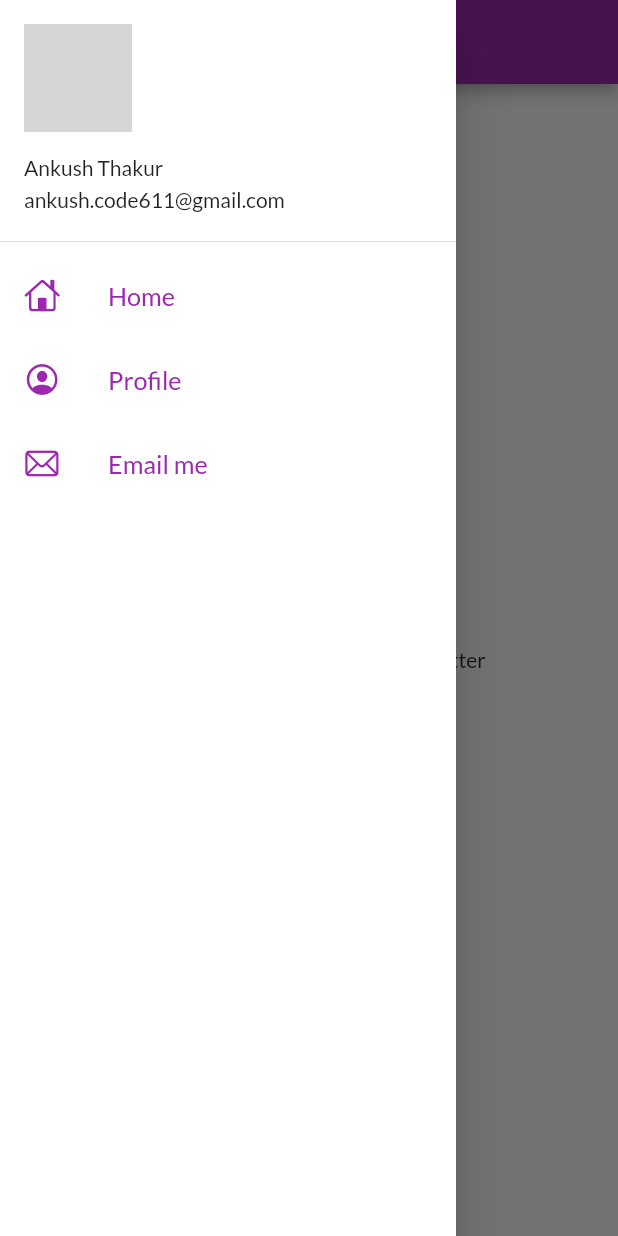
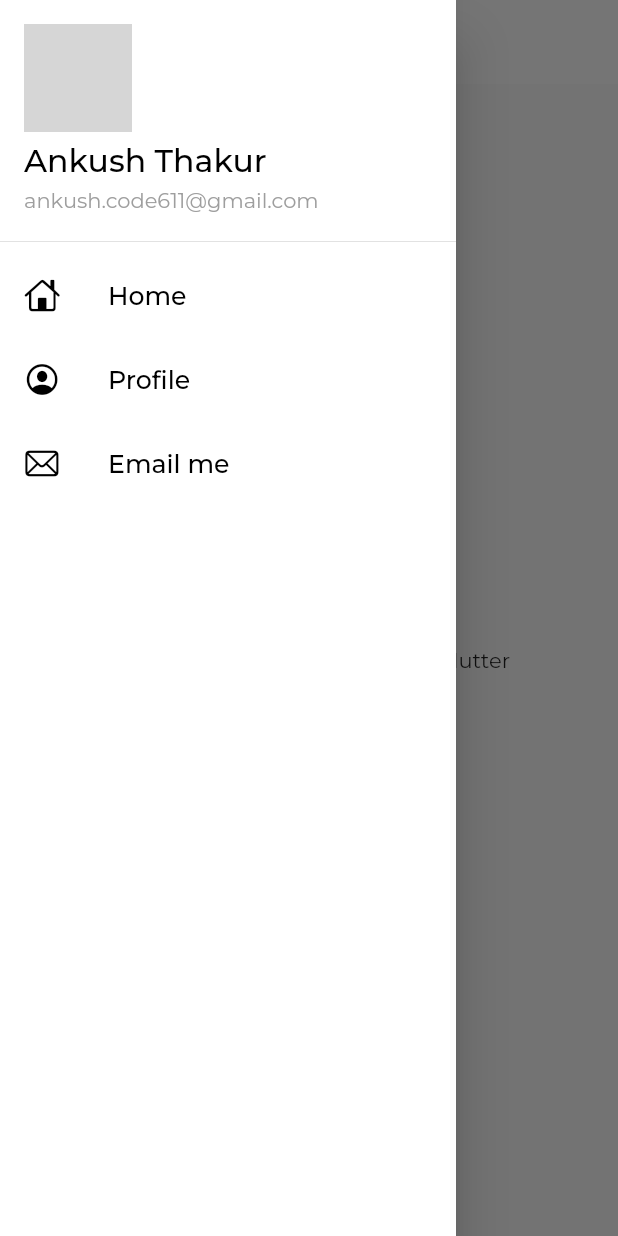
Before and after one commit to ankushcode611/30DaysOfFlutter, a Flutter app: the screen it shows after launch, with the side drawer open, on a phone screen of 412 x 824 dp. Run offline on Flutter 3.47's test engine with Material 2 defaults, Android fonts, the phone set to English and light mode, and no system bars; our stand-ins replace google_fonts; network calls fail; grey boxes are pictures that could not be loaded.

Commit message:
themes extracted

```diff
--- a/lib/main.dart
+++ b/lib/main.dart
@@ -1,8 +1,11 @@
+// ignore_for_file: prefer_const_constructors
+
 import 'package:flutter/material.dart';
 import 'package:google_fonts/google_fonts.dart';
 import 'package:test_lifecycle_statefulwidget/pages/home_page.dart';
 import 'package:test_lifecycle_statefulwidget/pages/loginpage.dart';
 import 'package:test_lifecycle_statefulwidget/utils/routes.dart';
+import 'package:test_lifecycle_statefulwidget/widgets/themes.dart';
 
 void main() {
   runApp(MyApp());
@@ -14,13 +17,9 @@ class MyApp extends StatelessWidget {
   Widget build(BuildContext context) {
     return MaterialApp(
       themeMode: ThemeMode.light,
-      theme: ThemeData(
-          primarySwatch: Colors.purple,
-          fontFamily: GoogleFonts.lato().fontFamily,
-          primaryTextTheme: GoogleFonts.latoTextTheme()),
-          debugShowCheckedModeBanner: false,
-      darkTheme:
-          ThemeData(brightness: Brightness.dark, primarySwatch: Colors.purple),
+      theme: MyTheme.lightTheme(context),
+      darkTheme: MyTheme.darkTheme(context),
+      debugShowCheckedModeBanner: false,
       initialRoute: MyRoutes.homeRoute,
       routes: {
         "/": (context) => LoginPage(),
--- a/lib/pages/home_page.dart
+++ b/lib/pages/home_page.dart
@@ -1,8 +1,9 @@
+// ignore_for_file: prefer_const_constructors, use_key_in_widget_constructors, avoid_unnecessary_containers
+
 import 'package:flutter/material.dart';
 
 import '../widgets/drawer.dart';
 
-// ignore: use_key_in_widget_constructors
 class HomePage extends StatelessWidget {
   final int days = 30;
   final String name = "Ankush";
@@ -11,17 +12,17 @@ class HomePage extends StatelessWidget {
   Widget build(BuildContext context) {
     return Scaffold(
       appBar: AppBar(
-        // ignore: prefer_const_constructors
-        title: Text("Catalog App"),
+        title: Text(
+          "Catalog App",
+          style: TextStyle(color: Colors.black),
+        ),
       ),
       body: Center(
-        // ignore: avoid_unnecessary_containers
         child: Container(
           child: Text(
               "$name Welcome to $days Days of Flutter"), //string interpolation
         ),
       ),
-      // ignore: prefer_const_constructors
       drawer: MyDrawer(),
     );
   }
--- a/lib/pages/loginpage.dart
+++ b/lib/pages/loginpage.dart
@@ -2,7 +2,6 @@ import 'package:flutter/material.dart';
 
 import '../utils/routes.dart';
 
-// ignore: use_key_in_widget_constructors
 class LoginPage extends StatefulWidget {
   @override
   State<LoginPage> createState() => _LoginPageState();
@@ -43,26 +42,21 @@ class _LoginPageState extends State<LoginPage> {
                 fit: BoxFit.cover,
                 height: 250,
               ),
-              // ignore: prefer_const_constructors
               SizedBox(
                 height: 20,
               ),
               Text(
                 "Welcome $name",
-                // ignore: prefer_const_constructors
                 style: TextStyle(fontSize: 28, fontWeight: FontWeight.bold),
               ),
-              // ignore: prefer_const_constructors
               SizedBox(
                 height: 20.0,
               ),
               Padding(
-                // ignore: prefer_const_constructors
                 padding: EdgeInsets.symmetric(vertical: 16.0, horizontal: 32),
                 child: Column(
                   children: [
                     TextFormField(
-                        // ignore: prefer_const_constructors
                         decoration: InputDecoration(
                             hintText: "Enter Username", labelText: "Username"),
                         validator: (value) {
@@ -77,7 +71,6 @@ class _LoginPageState extends State<LoginPage> {
                         }),
                     TextFormField(
                       obscureText: true,
-                      // ignore: prefer_const_constructors
                       decoration: InputDecoration(
                           hintText: "Enter Password", labelText: "Password"),
                       validator: (value) {
@@ -95,7 +88,7 @@ class _LoginPageState extends State<LoginPage> {
                     ),
 
                     Material(
-                      color: Colors.purple,
+                      color: Colors.black,
                       borderRadius:
                           BorderRadius.circular(changeButton ? 50 : 8),
                       child: InkWell(
@@ -108,12 +101,12 @@ class _LoginPageState extends State<LoginPage> {
                           child: changeButton
                               ? Icon(
                                   Icons.done,
-                                  color: Colors.white,
+                                  color: Colors.black,
                                 )
                               : Text(
                                   "login",
                                   style: TextStyle(
-                                      color: Colors.white,
+                                      color: Colors.black,
                                       fontWeight: FontWeight.bold,
                                       fontSize: 18),
                                 ),
--- a/lib/widgets/drawer.dart
+++ b/lib/widgets/drawer.dart
@@ -20,44 +20,51 @@ class MyDrawer extends StatelessWidget {
                 child: UserAccountsDrawerHeader(
                   margin: EdgeInsets.zero,
                   decoration: BoxDecoration(color: Colors.white),
-                  accountName: Text("Ankush Thakur"),
-                  accountEmail: Text("ankush.code611@gmail.com"),
+                  accountName: Text(
+                    "Ankush Thakur",
+                    textScaleFactor: 1.5,
+                    style: TextStyle(color: Colors.black),
+                  ),
+                  accountEmail: Text(
+                    "ankush.code611@gmail.com",
+                    textScaleFactor: 1,
+                    style: TextStyle(color: Colors.grey),
+                  ),
                   currentAccountPicture: CircleAvatar(
                     backgroundImage: NetworkImage(imageUrl),
                   ),
                 )),
-
             ListTile(
               leading: Icon(
                 CupertinoIcons.home,
-                color: Colors.purple,
+                color: Colors.black,
               ),
               title: Text(
                 "Home",
                 textScaleFactor: 1.2,
-                style: TextStyle(color: Colors.purple),
+                style: TextStyle(color: Colors.black),
               ),
             ),
             ListTile(
               leading: Icon(
                 CupertinoIcons.profile_circled,
-                color: Colors.purple,
+                color: Colors.black,
               ),
               title: Text(
                 "Profile",
                 textScaleFactor: 1.2,
-                style: TextStyle(color: Colors.purple),
+                style: TextStyle(color: Colors.black),
               ),
             ),
             ListTile(
               leading: Icon(
                 CupertinoIcons.mail,
-                color: Colors.purple,
+                color: Colors.black,
               ),
               title: Text(
                 "Email me",
                 textScaleFactor: 1.2,
-                style: TextStyle(color: Colors.purple),
+                style: TextStyle(color: Colors.black),
               ),
             )
           ],
--- /dev/null
+++ b/lib/widgets/themes.dart
@@ -0,0 +1,19 @@
+import 'package:flutter/material.dart';
+import 'package:google_fonts/google_fonts.dart';
+
+class MyTheme {
+  static ThemeData lightTheme(BuildContext context) => ThemeData(
+        primarySwatch: Colors.purple,
+        fontFamily: GoogleFonts.montserrat().fontFamily,
+        appBarTheme: AppBarTheme(
+          color: Colors.white,
+          elevation: 0.0,
+          iconTheme: IconThemeData(color: Colors.black),
+          textTheme: Theme.of(context).textTheme,
+        ),
+      );
+
+  static ThemeData darkTheme(BuildContext context) => ThemeData(
+        brightness: Brightness.dark,
+      );
+}
```
